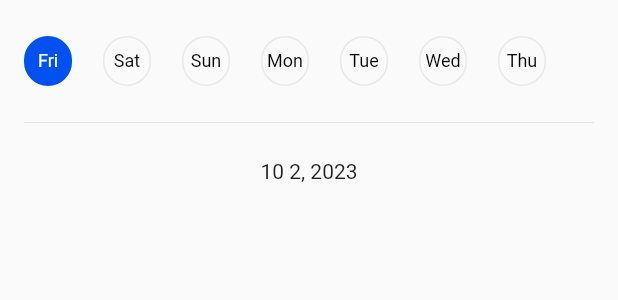
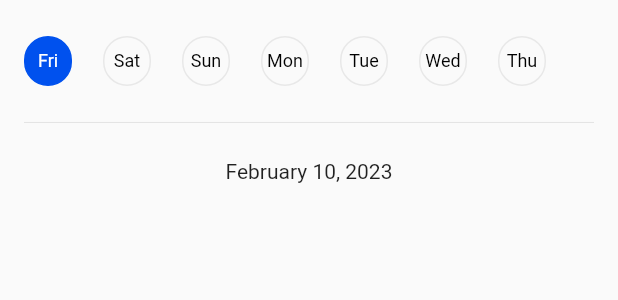
Before and after one commit to IbrohimJamoliddinov/data_parent_cantirol, a Flutter app: the TasksWidget widget shown alone on an empty page, opened directly, on a phone screen of 412 x 824 dp. Shown: the top 300 px of the screen. Run offline on Flutter 3.47's test engine with Material 2 defaults, Android fonts, the phone set to English and light mode, and no system bars; our stand-ins replace flutter_svg, image_picker, jiffy, rxdart, shared_preferences, sqflite; accounts and stored records are empty.

Commit message:
task dey selected

```diff
--- a/lib/src/bloc/tasks_bloc.dart
+++ b/lib/src/bloc/tasks_bloc.dart
@@ -19,6 +19,7 @@ class TasksBloc {
   getPerson(int userId, DateTime dateTime) async {
     List<AddTasksModel> data = await databaseHelper.getSort(userId, dateTime);
     _fetchGetTask.sink.add(data);
+    print(data);
   }
 
 
--- a/lib/src/ui/parent_control/tasks_screen.dart
+++ b/lib/src/ui/parent_control/tasks_screen.dart
@@ -36,7 +36,7 @@ class TasksScreen extends StatefulWidget {
 class _TasksScreenState extends State<TasksScreen> {
   DatabaseHelper databaseHelper = DatabaseHelper();
   int userId = personId!.id;
-  DateTime selectedDay = DateTime.now();
+  DateTime selectedDay = DateTime.now().add(const Duration(days: 22));
 
   @override
   void initState() {
--- a/lib/src/widget/tasks_widget.dart
+++ b/lib/src/widget/tasks_widget.dart
@@ -4,6 +4,7 @@ import 'package:data_lesson/src/ui/parent_control/person_screen.dart';
 import 'package:data_lesson/src/ui/parent_control/tasks_screen.dart';
 import 'package:flutter/material.dart';
 import 'package:flutter_svg/flutter_svg.dart';
+import 'package:jiffy/jiffy.dart';
 
 class TasksWidget extends StatefulWidget {
   const TasksWidget({Key? key}) : super(key: key);
@@ -80,7 +81,7 @@ class _TasksWidgetState extends State<TasksWidget> {
           ),
         ),
         const SizedBox(height: 24),
-        Text("${selectedDay.day} ${selectedDay.month}, ${selectedDay.year}"),
+        Text(Jiffy(selectedDay).yMMMMd),
         Expanded(
           child: StreamBuilder(
               stream: tasksBloc.getTask,
--- a/pubspec.yaml
+++ b/pubspec.yaml
@@ -22,6 +22,7 @@ dependencies:
   alert_dialog: ^1.0.1
   modal_bottom_sheet: ^2.1.2
   date_utils: ^0.2.0
+  jiffy: ^5.0.0
 
 dev_dependencies:
   flutter_test:
```
Also changed, not shown: pubspec.lock.
